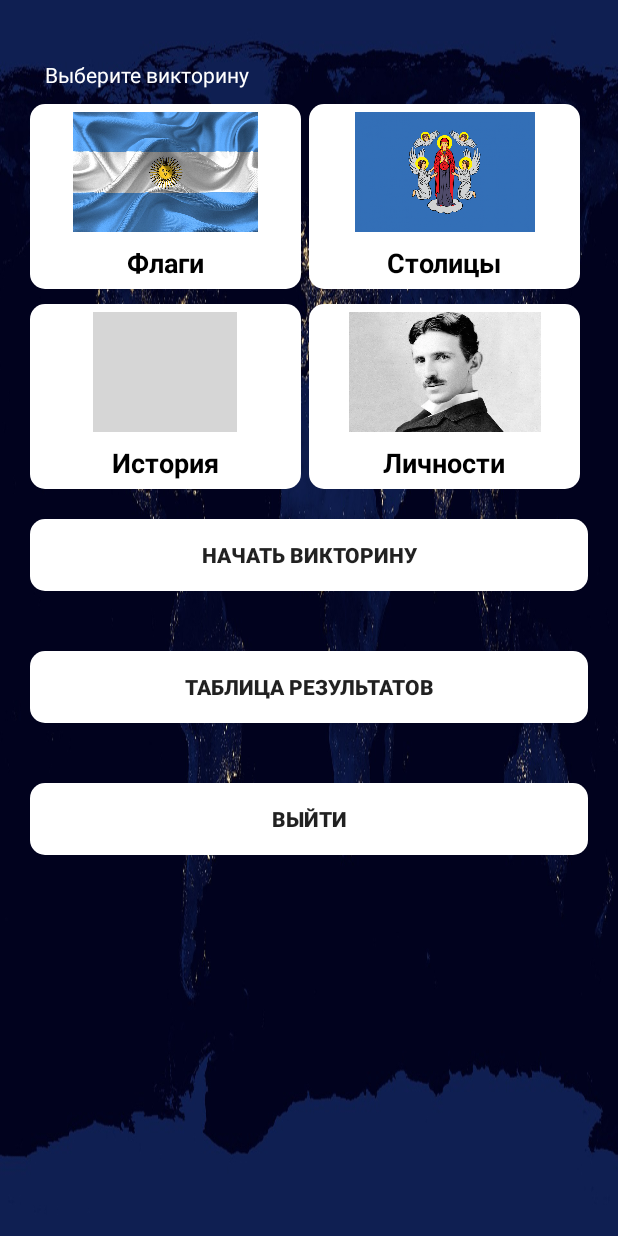
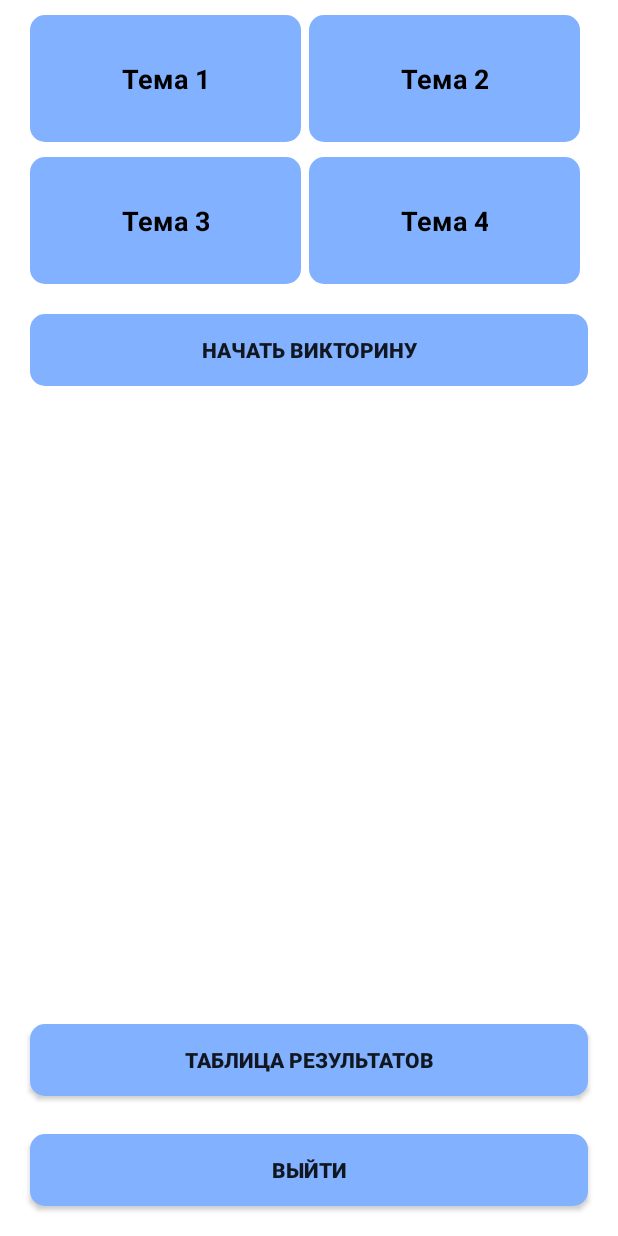
Before and after one commit to blaze-of-glory/mobile-quiz, an Android app: the screen it shows after launch (MainActivity), on a phone screen of 412 x 824 dp. Run offline under Robolectric (Android 15) with nearby library versions, the phone set to English and light mode, and no system bars; grey boxes are pictures that could not be loaded.

Commit message:
rework to pashgen version

```diff
--- a/app/src/main/java/com/example/quiz/MenuFragment.java
+++ b/app/src/main/java/com/example/quiz/MenuFragment.java
@@ -25,56 +25,56 @@ public class MenuFragment extends Fragment {
   public void onViewCreated(@NonNull View view, @Nullable Bundle savedInstanceState) {
     super.onViewCreated(view, savedInstanceState);
 
-    final LinearLayout flagsQuiz = view.findViewById(R.id.flagsQuiz);
-    final LinearLayout capitalsQuiz = view.findViewById(R.id.capitalsQuiz);
-    final LinearLayout historyQuiz = view.findViewById(R.id.historyQuiz);
-    final LinearLayout personsQuiz = view.findViewById(R.id.personsQuiz);
+    final LinearLayout topic1 = view.findViewById(R.id.flagsQuiz);
+    final LinearLayout topic2 = view.findViewById(R.id.capitalsQuiz);
+    final LinearLayout topic3 = view.findViewById(R.id.historyQuiz);
+    final LinearLayout topic4 = view.findViewById(R.id.personsQuiz);
 
     final Button startQuizBtn = view.findViewById(R.id.startQuizBtn);
     final Button openScoreBoardBtn = view.findViewById(R.id.scoreQuizBtn);
     final Button exitQuizBtn = view.findViewById(R.id.exitQuizBtn);
 
-    flagsQuiz.setOnClickListener(new View.OnClickListener() {
+    topic1.setOnClickListener(new View.OnClickListener() {
       @Override
       public void onClick(View view) {
-        selectedQuiz = "flags";
-        flagsQuiz.setBackgroundResource(R.drawable.selected_background);
-        capitalsQuiz.setBackgroundResource(R.drawable.white_rounded_background);
-        historyQuiz.setBackgroundResource(R.drawable.white_rounded_background);
-        personsQuiz.setBackgroundResource(R.drawable.white_rounded_background);
+        selectedQuiz = "topic1";
+        topic1.setBackgroundResource(R.drawable.selected_background);
+        topic2.setBackgroundResource(R.drawable.white_rounded_background);
+        topic3.setBackgroundResource(R.drawable.white_rounded_background);
+        topic4.setBackgroundResource(R.drawable.white_rounded_background);
       }
     });
 
-    capitalsQuiz.setOnClickListener(new View.OnClickListener() {
+    topic2.setOnClickListener(new View.OnClickListener() {
       @Override
       public void onClick(View view) {
-        selectedQuiz = "capitals";
-        capitalsQuiz.setBackgroundResource(R.drawable.selected_background);
-        flagsQuiz.setBackgroundResource(R.drawable.white_rounded_background);
-        historyQuiz.setBackgroundResource(R.drawable.white_rounded_background);
-        personsQuiz.setBackgroundResource(R.drawable.white_rounded_background);
+        selectedQuiz = "topic2";
+        topic2.setBackgroundResource(R.drawable.selected_background);
+        topic1.setBackgroundResource(R.drawable.white_rounded_background);
+        topic3.setBackgroundResource(R.drawable.white_rounded_background);
+        topic4.setBackgroundResource(R.drawable.white_rounded_background);
       }
     });
 
-    historyQuiz.setOnClickListener(new View.OnClickListener() {
+    topic3.setOnClickListener(new View.OnClickListener() {
       @Override
       public void onClick(View view) {
-        selectedQuiz = "history";
-        historyQuiz.setBackgroundResource(R.drawable.selected_background);
-        capitalsQuiz.setBackgroundResource(R.drawable.white_rounded_background);
-        flagsQuiz.setBackgroundResource(R.drawable.white_rounded_background);
-        personsQuiz.setBackgroundResource(R.drawable.white_rounded_background);
+        selectedQuiz = "topic3";
+        topic3.setBackgroundResource(R.drawable.selected_background);
+        topic2.setBackgroundResource(R.drawable.white_rounded_background);
+        topic1.setBackgroundResource(R.drawable.white_rounded_background);
+        topic4.setBackgroundResource(R.drawable.white_rounded_background);
       }
     });
 
-    personsQuiz.setOnClickListener(new View.OnClickListener() {
+    topic4.setOnClickListener(new View.OnClickListener() {
       @Override
       public void onClick(View view) {
-        selectedQuiz = "persons";
-        personsQuiz.setBackgroundResource(R.drawable.selected_background);
-        flagsQuiz.setBackgroundResource(R.drawable.white_rounded_background);
-        capitalsQuiz.setBackgroundResource(R.drawable.white_rounded_background);
-        historyQuiz.setBackgroundResource(R.drawable.white_rounded_background);
+        selectedQuiz = "topic4";
+        topic4.setBackgroundResource(R.drawable.selected_background);
+        topic1.setBackgroundResource(R.drawable.white_rounded_background);
+        topic2.setBackgroundResource(R.drawable.white_rounded_background);
+        topic3.setBackgroundResource(R.drawable.white_rounded_background);
       }
     });
 
--- a/app/src/main/res/drawable-v24/regular_btn_background.xml
+++ b/app/src/main/res/drawable-v24/regular_btn_background.xml
@@ -2,6 +2,6 @@
 <shape
     xmlns:android="http://schemas.android.com/apk/res/android"
     android:shape="rectangle">
-    <solid android:color="#3F51B5"/>
+    <solid android:color="#80D8FF"/>
     <corners android:radius="50dp"/>
 </shape>
--- a/app/src/main/res/drawable/correct_answer_background.xml
+++ b/app/src/main/res/drawable/correct_answer_background.xml
@@ -2,6 +2,6 @@
 <shape
     xmlns:android="http://schemas.android.com/apk/res/android"
     android:shape="rectangle">
-    <solid android:color="#4CAF50"/>
+    <solid android:color="#CCFF90"/>
     <corners android:radius="10dp"/>
 </shape>
--- a/app/src/main/res/drawable/incorrect_answer_background.xml
+++ b/app/src/main/res/drawable/incorrect_answer_background.xml
@@ -2,6 +2,6 @@
 <shape
     xmlns:android="http://schemas.android.com/apk/res/android"
     android:shape="rectangle">
-    <solid android:color="#F44336"/>
+    <solid android:color="#FF8A80"/>
     <corners android:radius="10dp"/>
 </shape>
--- a/app/src/main/res/drawable/selected_background.xml
+++ b/app/src/main/res/drawable/selected_background.xml
@@ -2,6 +2,6 @@
 <shape
     xmlns:android="http://schemas.android.com/apk/res/android"
     android:shape="rectangle">
-    <solid android:color="#3F51B5"/>
+    <solid android:color="#FF8A80"/>
     <corners android:radius="10dp"/>
 </shape>
--- a/app/src/main/res/drawable/white_rounded_background.xml
+++ b/app/src/main/res/drawable/white_rounded_background.xml
@@ -1,7 +1,5 @@
 <?xml version="1.0" encoding="utf-8"?>
-<shape
-    xmlns:android="http://schemas.android.com/apk/res/android"
-    android:shape="rectangle">
-    <solid android:color="#FFFFFF"/>
+<shape xmlns:android="http://schemas.android.com/apk/res/android" android:shape="rectangle">
+    <solid android:color="#82B1FF"/>
     <corners android:radius="10dp"/>
 </shape>
--- a/app/src/main/res/layout/fragment_menu.xml
+++ b/app/src/main/res/layout/fragment_menu.xml
@@ -5,25 +5,13 @@
     android:layout_width="match_parent"
     android:layout_height="match_parent"
     android:orientation="vertical"
-    android:background="@drawable/main_background"
     tools:context=".MainActivity">
-
-    <TextView
-        android:id="@+id/chooseTopic"
-        android:layout_width="wrap_content"
-        android:layout_height="wrap_content"
-        android:layout_marginStart="30dp"
-        android:layout_marginTop="40dp"
-        android:layout_marginEnd="40dp"
-        android:text="Выберите викторину"
-        android:textColor="#FFFFFF" />
 
     <LinearLayout
         android:id="@+id/quiz_line_1"
         android:layout_width="match_parent"
         android:layout_height="wrap_content"
         android:orientation="horizontal"
-        android:layout_below="@id/chooseTopic"
         android:layout_marginTop="10dp"
         android:layout_marginStart="20dp"
         android:layout_marginEnd="20dp"
@@ -36,19 +24,14 @@
             android:layout_height="wrap_content"
             android:orientation="vertical"
             android:gravity="center"
-            android:padding="5dp"
+            android:padding="30dp"
             android:layout_marginEnd="5dp"
             android:background="@drawable/white_rounded_background">
 
-            <ImageView
-                android:layout_width="wrap_content"
-                android:layout_height="80dp"
-                android:src="@drawable/flags_quiz"/>
             <TextView
                 android:layout_width="wrap_content"
                 android:layout_height="wrap_content"
-                android:layout_marginTop="8dp"
-                android:text="Флаги"
+                android:text="Тема 1"
                 android:textColor="#000000"
                 android:textSize="18sp"
                 android:textAlignment="center"
@@ -63,19 +46,14 @@
             android:layout_height="wrap_content"
             android:orientation="vertical"
             android:gravity="center"
-            android:padding="5dp"
+            android:padding="30dp"
             android:layout_marginEnd="5dp"
             android:background="@drawable/white_rounded_background">
 
-            <ImageView
-                android:layout_width="wrap_content"
-                android:layout_height="80dp"
-                android:src="@drawable/capitals_quiz"/>
             <TextView
                 android:layout_width="wrap_content"
                 android:layout_height="wrap_content"
-                android:layout_marginTop="8dp"
-                android:text="Столицы"
+                android:text="Тема 2"
                 android:textColor="#000000"
                 android:textSize="18sp"
                 android:textAlignment="center"
@@ -103,19 +81,14 @@
             android:layout_height="wrap_content"
             android:orientation="vertical"
             android:gravity="center"
-            android:padding="5dp"
+            android:padding="30dp"
             android:layout_marginEnd="5dp"
             android:background="@drawable/white_rounded_background">
 
-            <ImageView
-                android:layout_width="wrap_content"
-                android:layout_height="80dp"
-                android:src="@drawable/history_quiz"/>
             <TextView
                 android:layout_width="wrap_content"
                 android:layout_height="wrap_content"
-                android:layout_marginTop="8dp"
-                android:text="История"
+                android:text="Тема 3"
                 android:textColor="#000000"
                 android:textSize="18sp"
                 android:textAlignment="center"
@@ -130,19 +103,14 @@
             android:layout_height="wrap_content"
             android:orientation="vertical"
             android:gravity="center"
-            android:padding="5dp"
+            android:padding="30dp"
             android:layout_marginEnd="5dp"
             android:background="@drawable/white_rounded_background">
 
-            <ImageView
-                android:layout_width="wrap_content"
-                android:layout_height="80dp"
-                android:src="@drawable/persons_quiz"/>
             <TextView
                 android:layout_width="wrap_content"
                 android:layout_height="wrap_content"
-                android:layout_marginTop="8dp"
-                android:text="Личности"
+                android:text="Тема 4"
                 android:textColor="#000000"
                 android:textSize="18sp"
                 android:textAlignment="center"
@@ -169,11 +137,11 @@
         android:id="@+id/scoreQuizBtn"
         android:layout_width="match_parent"
         android:layout_height="wrap_content"
-        android:layout_below="@id/startQuizBtn"
+        android:layout_above="@id/exitQuizBtn"
         android:layout_marginStart="20dp"
         android:layout_marginTop="20dp"
         android:layout_marginEnd="20dp"
-        android:layout_marginBottom="20dp"
+        android:layout_marginBottom="5dp"
         android:background="@drawable/white_rounded_background"
         android:text="Таблица результатов"
         android:textStyle="bold" />
@@ -182,12 +150,12 @@
         android:id="@+id/exitQuizBtn"
         android:layout_width="match_parent"
         android:layout_height="wrap_content"
-        android:layout_below="@id/scoreQuizBtn"
         android:layout_marginStart="20dp"
         android:layout_marginTop="20dp"
         android:layout_marginEnd="20dp"
         android:layout_marginBottom="20dp"
         android:background="@drawable/white_rounded_background"
+        android:layout_alignParentBottom="true"
         android:text="Выйти"
         android:textStyle="bold" />
 
--- a/app/src/main/res/layout/fragment_quiz.xml
+++ b/app/src/main/res/layout/fragment_quiz.xml
@@ -4,7 +4,6 @@
     android:layout_width="match_parent"
     android:layout_height="match_parent"
     android:orientation="vertical"
-    android:background="@drawable/quiz_background"
     >
 
     <RelativeLayout
--- a/app/src/main/res/layout/fragment_quiz_results.xml
+++ b/app/src/main/res/layout/fragment_quiz_results.xml
@@ -3,7 +3,6 @@
     xmlns:android="http://schemas.android.com/apk/res/android"
     android:layout_width="match_parent"
     android:layout_height="match_parent"
-    android:background="@drawable/results_background"
 >
 
     <TextView
--- a/app/src/main/res/layout/fragment_score_board.xml
+++ b/app/src/main/res/layout/fragment_score_board.xml
@@ -4,7 +4,6 @@
     android:layout_width="match_parent"
     android:layout_height="match_parent"
     android:orientation="vertical"
-    android:background="@drawable/results_background"
 >
 
     <TextView
```
Also changed, not shown: app/src/main/res/drawable-v24/persons_quiz.webp (deleted), app/src/main/res/drawable-v24/quiz_background.jpg (deleted), app/src/main/res/drawable-v24/results_background.png (deleted), app/src/main/res/drawable-v24/timer_icon.png (deleted), app/src/main/res/drawable/capitals_quiz.png (deleted), app/src/main/res/drawable/flags_quiz.jpg (deleted), app/src/main/res/drawable/main_background.jpg (deleted), 1 other file.
